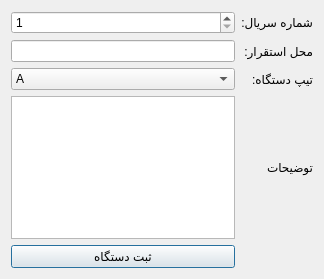
This is add_equip_detail.ui in Ah00ra/CMMS as Qt 5 draws it before an edit. The edited form follows.
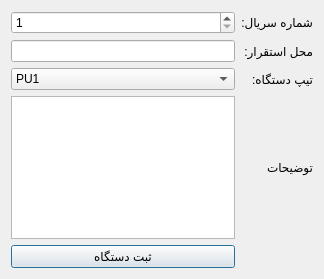
This is the edited form.

Patch:
```diff
--- a/add_equip_detail.ui
+++ b/add_equip_detail.ui
@@ -45,7 +45,7 @@
     <widget class="QComboBox" name="typeComboBox">
      <item>
       <property name="text">
-       <string>A</string>
+       <string>PU1</string>
       </property>
      </item>
      <item>
```
Left out of the diff: 37 changed lines with no effect on the pictures.
